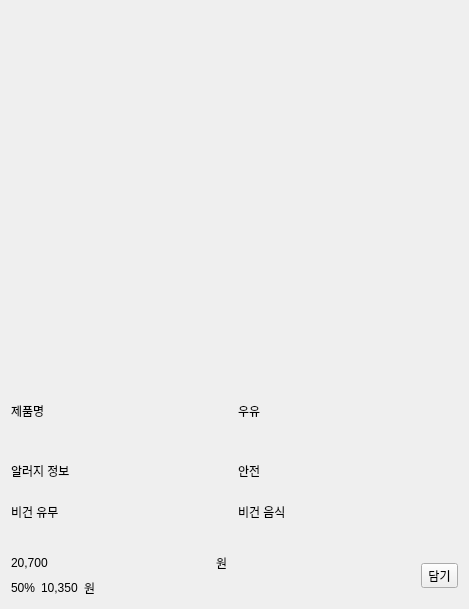
addinedu-roscamp-7th/roscamp-repo-1, file shopee_ros2/src/shopee_app/ui/promoded_class.ui: the form before one commit.
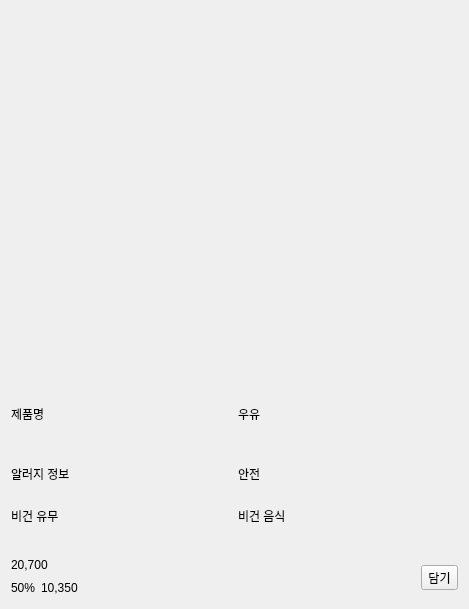
The form after the commit. Icons and pictures are not drawn.

The edit to the form file:
```diff
--- a/shopee_ros2/src/shopee_app/ui/promoded_class.ui
+++ b/shopee_ros2/src/shopee_app/ui/promoded_class.ui
@@ -122,13 +122,6 @@
            </property>
           </widget>
          </item>
-         <item>
-          <widget class="QLabel" name="label_9">
-           <property name="text">
-            <string>원</string>
-           </property>
-          </widget>
-         </item>
         </layout>
        </item>
        <item>
@@ -147,13 +140,6 @@
            </property>
           </widget>
          </item>
-         <item>
-          <widget class="QLabel" name="label_12">
-           <property name="text">
-            <string>원</string>
-           </property>
-          </widget>
-         </item>
          <item>
           <spacer name="horizontalSpacer">
            <property name="orientation">
```
